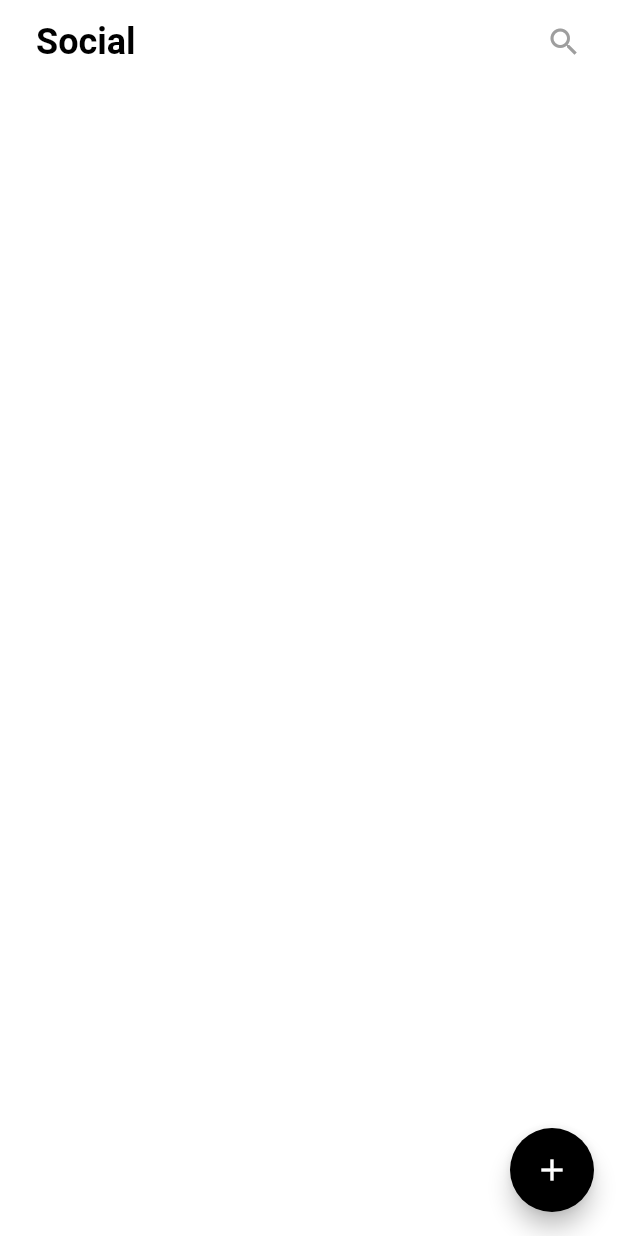
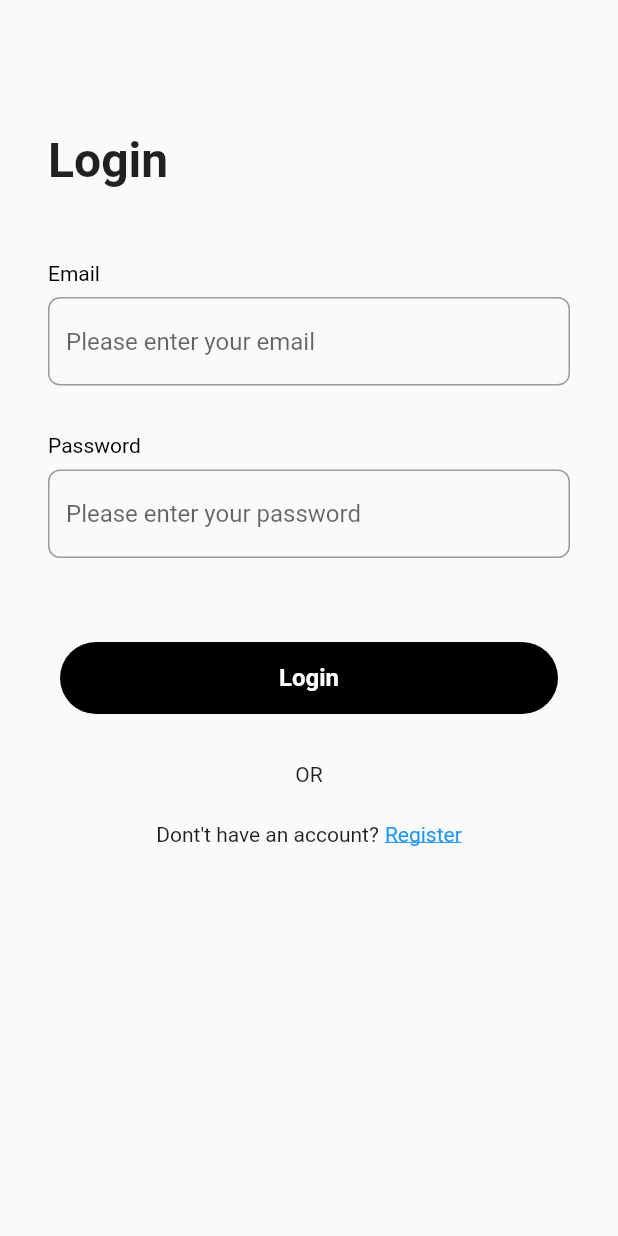
Before and after one commit to kylevgriffith/PADC-Social-Media-App, a Flutter app: the screen it shows after launch, on a phone screen of 412 x 824 dp. Run offline on Flutter 3.47's test engine with Material 2 defaults, Android fonts, the phone set to English and light mode, and no system bars; our stand-ins replace cloud_firestore, firebase_auth, firebase_core, firebase_database, firebase_storage, google_fonts and 2 more; accounts and stored records are empty; Roboto replaces fonts that are missing (Ubuntu).

Commit message:
POC Completed for Login and Register

```diff
--- /dev/null
+++ b/social_media_app/lib/blocs/login_bloc.dart
@@ -0,0 +1,16 @@
+import 'package:flutter/material.dart';
+
+class LoginBloc extends ChangeNotifier {
+  String email = "";
+  String password = "";
+
+  void onTapLogin() {}
+
+  void onEmailChanged(String email) {
+    this.email = email;
+  }
+
+  void onPasswordChanged(String password) {
+    this.password = password;
+  }
+}
--- /dev/null
+++ b/social_media_app/lib/blocs/register_bloc.dart
@@ -0,0 +1,21 @@
+import 'package:flutter/foundation.dart';
+
+class RegisterBloc extends ChangeNotifier {
+  String email = "";
+  String password = "";
+  String userName = "";
+
+  void onTapRegister() {}
+
+  void onEmailChanged(String email) {
+    this.email = email;
+  }
+
+  void onPasswordChanged(String password) {
+    this.password = password;
+  }
+
+  void onUserNameChanged(String userName) {
+    this.userName = userName;
+  }
+}
--- a/social_media_app/lib/main.dart
+++ b/social_media_app/lib/main.dart
@@ -1,7 +1,7 @@
 import 'package:firebase_core/firebase_core.dart';
 import 'package:flutter/material.dart';
 import 'package:google_fonts/google_fonts.dart';
-import 'package:social_media_app/pages/news_feed_page.dart';
+import 'package:social_media_app/pages/login_page.dart';
 
 void main() async {
   WidgetsFlutterBinding.ensureInitialized();
@@ -21,7 +21,8 @@ class MyApp extends StatelessWidget {
       theme: ThemeData(
           primarySwatch: Colors.blue,
           fontFamily: GoogleFonts.ubuntu().fontFamily),
-      home: const NewsFeedPage(),
+      //home: const NewsFeedPage(),
+      home: const LoginPage(),
     );
   }
 }
--- a/social_media_app/lib/network/real_time_database_data_agent_impl.dart
+++ b/social_media_app/lib/network/real_time_database_data_agent_impl.dart
@@ -1,5 +1,6 @@
 import 'dart:io';
 
+import 'package:firebase_auth/firebase_auth.dart';
 import 'package:firebase_database/firebase_database.dart';
 import 'package:firebase_storage/firebase_storage.dart';
 import 'package:social_media_app/data/vos/news_feed_vo.dart';
@@ -21,7 +22,12 @@ class RealtimeDatabaseDataAgentImpl extends SocialDataAgent {
 
   /// Database
   var databaseRef = FirebaseDatabase.instance.reference();
+
+  /// Storage
   var firebaseStorage = FirebaseStorage.instance;
+
+  /// Auth
+  FirebaseAuth auth = FirebaseAuth.instance;
 
   @override
   Stream<List<NewsFeedVO>> getNewsFeed() {
@@ -67,4 +73,14 @@ class RealtimeDatabaseDataAgentImpl extends SocialDataAgent {
         .putFile(image)
         .then((taskSnapshot) => taskSnapshot.ref.getDownloadURL());
   }
+
+  // TODO: - Continue From Here
+  Future registerNewUser(String email, String password, String name,
+      String phoneNumber, File profilePicture) {
+    return auth
+        .createUserWithEmailAndPassword(email: email, password: password)
+        .then((credential) => credential.user
+          ?..updateDisplayName(name)
+          ..updatePhotoURL(""));
+  }
 }
--- /dev/null
+++ b/social_media_app/lib/pages/login_page.dart
@@ -0,0 +1,107 @@
+import 'package:flutter/material.dart';
+import 'package:social_media_app/pages/news_feed_page.dart';
+import 'package:social_media_app/pages/register_page.dart';
+import 'package:social_media_app/resources/dimens.dart';
+import 'package:social_media_app/resources/strings.dart';
+import 'package:social_media_app/utils/extensions.dart';
+import 'package:social_media_app/widgets/label_and_textfield_view.dart';
+import 'package:social_media_app/widgets/or_view.dart';
+import 'package:social_media_app/widgets/primary_button_view.dart';
+
+class LoginPage extends StatelessWidget {
+  const LoginPage({Key? key}) : super(key: key);
+
+  @override
+  Widget build(BuildContext context) {
+    return Scaffold(
+      body: Container(
+        padding: const EdgeInsets.only(
+          top: LOGIN_SCREEN_TOP_PADDING,
+          bottom: MARGIN_LARGE,
+          left: MARGIN_XLARGE,
+          right: MARGIN_XLARGE,
+        ),
+        child: Column(
+          crossAxisAlignment: CrossAxisAlignment.start,
+          children: [
+            const Text(
+              LBL_LOGIN,
+              style: TextStyle(
+                fontWeight: FontWeight.bold,
+                fontSize: TEXT_BIG,
+              ),
+            ),
+            const SizedBox(
+              height: MARGIN_XXLARGE,
+            ),
+            LabelAndTextFieldView(
+              label: LBL_EMAIL,
+              hint: HINT_EMAIL,
+              onChanged: (email) {},
+            ),
+            const SizedBox(
+              height: MARGIN_XLARGE,
+            ),
+            LabelAndTextFieldView(
+              label: LBL_PASSWORD,
+              hint: HINT_PASSWORD,
+              onChanged: (email) {},
+              isSecure: true,
+            ),
+            const SizedBox(
+              height: MARGIN_XXLARGE,
+            ),
+            TextButton(
+              onPressed: () {
+                navigateToScreen(context, const NewsFeedPage());
+              },
+              child: const PrimaryButtonView(
+                label: LBL_LOGIN,
+              ),
+            ),
+            const SizedBox(
+              height: MARGIN_LARGE,
+            ),
+            const ORView(),
+            const SizedBox(
+              height: MARGIN_LARGE,
+            ),
+            const RegisterTriggerView()
+          ],
+        ),
+      ),
+    );
+  }
+}
+
+class RegisterTriggerView extends StatelessWidget {
+  const RegisterTriggerView({
+    Key? key,
+  }) : super(key: key);
+
+  @override
+  Widget build(BuildContext context) {
+    return Row(
+      mainAxisAlignment: MainAxisAlignment.center,
+      children: [
+        const Text(
+          LBL_DONT_HAVE_AN_ACCOUNT,
+        ),
+        const SizedBox(width: MARGIN_SMALL),
+        GestureDetector(
+          onTap: () => navigateToScreen(
+            context,
+            const RegisterPage(),
+          ),
+          child: const Text(
+            LBL_REGISTER,
+            style: TextStyle(
+              color: Colors.blue,
+              decoration: TextDecoration.underline,
+            ),
+          ),
+        )
+      ],
+    );
+  }
+}
--- a/social_media_app/lib/pages/news_feed_page.dart
+++ b/social_media_app/lib/pages/news_feed_page.dart
@@ -16,6 +16,7 @@ class NewsFeedPage extends StatelessWidget {
         appBar: AppBar(
           centerTitle: false,
           elevation: 0.0,
+          automaticallyImplyLeading: false,
           backgroundColor: Colors.white,
           title: Container(
             margin: const EdgeInsets.only(
@@ -23,6 +24,7 @@ class NewsFeedPage extends StatelessWidget {
             ),
             child: const Text(
               "Social",
+              textAlign: TextAlign.start,
               style: TextStyle(
                 fontWeight: FontWeight.bold,
                 fontSize: TEXT_HEADING_1X,
--- a/social_media_app/lib/resources/dimens.dart
+++ b/social_media_app/lib/resources/dimens.dart
@@ -18,3 +18,4 @@ const TEXT_BIG = 32.0;
 
 /// App Specific
 const ADD_NEW_POST_TEXTFIELD_HEIGHT = 300.0;
+const LOGIN_SCREEN_TOP_PADDING = 88.0;
--- /dev/null
+++ b/social_media_app/lib/resources/strings.dart
@@ -0,0 +1,15 @@
+/// Auth
+const LBL_LOGIN = "Login";
+const LBL_REGISTER = "Register";
+const LBL_EMAIL = "Email";
+const HINT_EMAIL = "Please enter your email";
+const LBL_PASSWORD = "Password";
+const HINT_PASSWORD = "Please enter your password";
+const LBL_USER_NAME = "User Name";
+const HINT_USER_NAME = "Please enter your user name";
+const LBL_ALREADY_HAVE_AN_ACCOUNT = "Already have an account?";
+const LBL_DONT_HAVE_AN_ACCOUNT = "Dont't have an account?";
+const LBL_OR = "OR";
+
+/// Post
+const LBL_POST = "POST";
--- /dev/null
+++ b/social_media_app/lib/widgets/label_and_textfield_view.dart
@@ -0,0 +1,47 @@
+import 'package:flutter/material.dart';
+import 'package:social_media_app/resources/dimens.dart';
+
+class LabelAndTextFieldView extends StatelessWidget {
+  final String hint;
+  final String label;
+  final Function(String) onChanged;
+  final bool isSecure;
+
+  const LabelAndTextFieldView({
+    Key? key,
+    required this.hint,
+    required this.label,
+    required this.onChanged,
+    this.isSecure = false,
+  }) : super(key: key);
+
+  @override
+  Widget build(BuildContext context) {
+    return Column(
+      crossAxisAlignment: CrossAxisAlignment.start,
+      children: [
+        Text(
+          label,
+          style: const TextStyle(color: Colors.black),
+        ),
+        const SizedBox(
+          height: MARGIN_MEDIUM,
+        ),
+        TextField(
+          onChanged: (text) {
+            onChanged(text);
+          },
+          obscureText: isSecure,
+          decoration: InputDecoration(
+            hintText: hint,
+            border: OutlineInputBorder(
+              borderRadius: BorderRadius.circular(
+                MARGIN_MEDIUM,
+              ),
+            ),
+          ),
+        )
+      ],
+    );
+  }
+}
--- /dev/null
+++ b/social_media_app/lib/widgets/or_view.dart
@@ -0,0 +1,20 @@
+import 'package:flutter/material.dart';
+import 'package:social_media_app/resources/strings.dart';
+
+class ORView extends StatelessWidget {
+  const ORView({
+    Key? key,
+  }) : super(key: key);
+
+  @override
+  Widget build(BuildContext context) {
+    return Row(
+      mainAxisAlignment: MainAxisAlignment.center,
+      children: const [
+        Text(
+          LBL_OR,
+        ),
+      ],
+    );
+  }
+}
--- /dev/null
+++ b/social_media_app/lib/widgets/primary_button_view.dart
@@ -0,0 +1,35 @@
+import 'package:flutter/material.dart';
+import 'package:social_media_app/resources/dimens.dart';
+
+class PrimaryButtonView extends StatelessWidget {
+  final String label;
+
+  const PrimaryButtonView({
+    Key? key,
+    required this.label,
+  }) : super(key: key);
+
+  @override
+  Widget build(BuildContext context) {
+    return Container(
+      width: double.infinity,
+      height: MARGIN_XXLARGE,
+      decoration: BoxDecoration(
+        color: Colors.black,
+        borderRadius: BorderRadius.circular(
+          MARGIN_LARGE,
+        ),
+      ),
+      child: Center(
+        child: Text(
+          label,
+          style: const TextStyle(
+            color: Colors.white,
+            fontSize: TEXT_REGULAR_2X,
+            fontWeight: FontWeight.bold,
+          ),
+        ),
+      ),
+    );
+  }
+}
--- a/social_media_app/pubspec.yaml
+++ b/social_media_app/pubspec.yaml
@@ -37,6 +37,7 @@ dependencies:
   cupertino_icons: ^1.0.2
   firebase_core: ^1.8.0
   firebase_database: ^8.0.1
+  firebase_auth: ^3.2.0
   cloud_firestore: ^2.5.4
   json_annotation: ^4.3.0
   json_serializable: ^6.0.1
```
Also changed, not shown: social_media_app/lib/pages/add_new_post_page.dart (+4 -19 lines), social_media_app/lib/pages/register_page.dart (added, +115 -0 lines), social_media_app/lib/utils/extensions.dart (added, +10 -0 lines), social_media_app/pubspec.lock, 1 other file.
